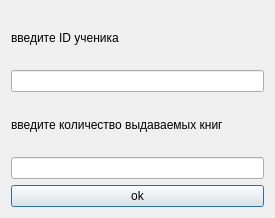
Plusers/ASL, file vydacha_sdacha/vvod_id.ui: the form before one commit.
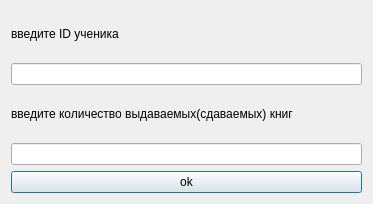
The form after the commit.

Commit message: removed .ui, added one form successfullygit status

```diff
--- a/vydacha_sdacha/vvod_id.ui
+++ b/vydacha_sdacha/vvod_id.ui
@@ -6,8 +6,8 @@
    <rect>
     <x>0</x>
     <y>0</y>
-    <width>275</width>
-    <height>218</height>
+    <width>373</width>
+    <height>204</height>
    </rect>
   </property>
   <property name="windowTitle">
@@ -27,7 +27,7 @@
    <item>
     <widget class="QLabel" name="label_2">
      <property name="text">
-      <string>введите количество выдаваемых книг</string>
+      <string>введите количество выдаваемых(сдаваемых) книг</string>
      </property>
     </widget>
    </item>
```
